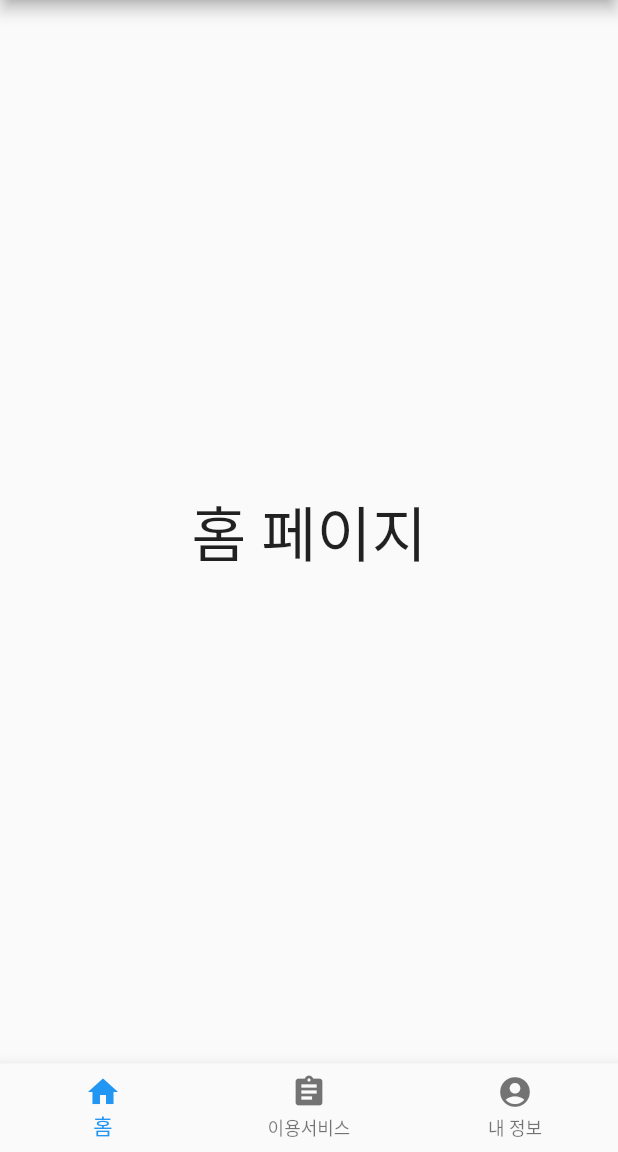
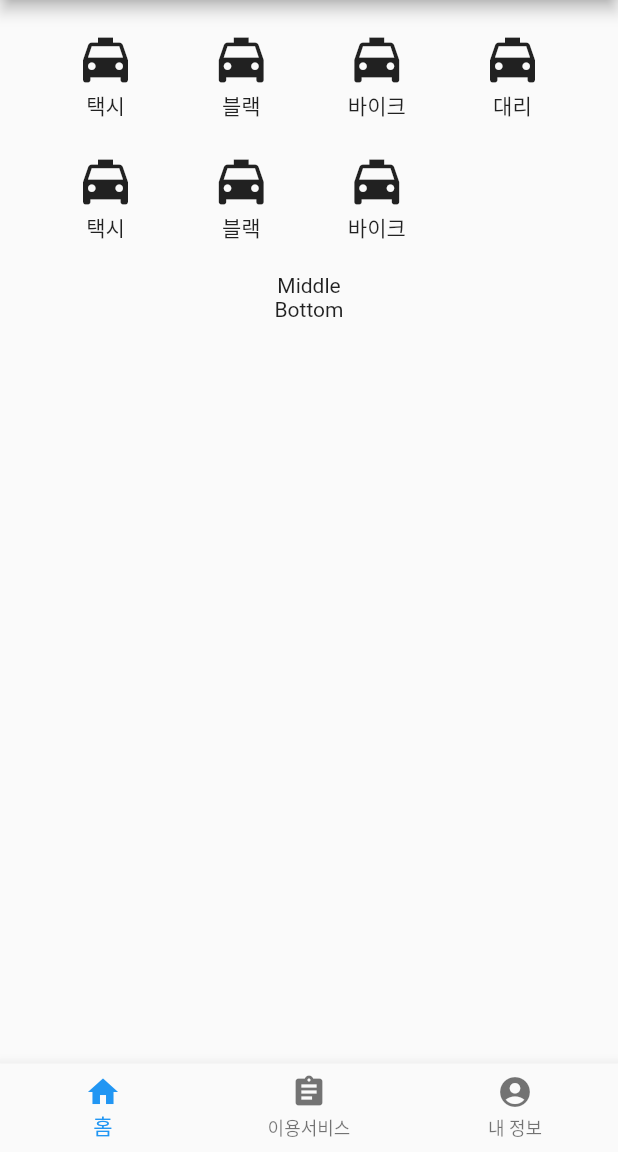
Before and after one commit to julianne03/mirim-taxi, a Flutter app: the screen it shows after launch, on a phone screen of 412 x 824 dp, the part 84-1236 px from its top. Run offline on Flutter 3.47's test engine with Material 2 defaults, Android fonts, the phone set to English and light mode, and no system bars.

Commit message:
#5 - 상단부분 : column 레이아웃 작성

```diff
--- a/lib/main.dart
+++ b/lib/main.dart
@@ -74,12 +74,126 @@ class _MyHomePageState extends State<MyHomePage> {
 class Page1 extends StatelessWidget {
   @override
   Widget build(BuildContext context) {
-    return Center(
-      child: Text(
-          '홈 페이지',
-          style: TextStyle(fontSize: 40),
-      )
+
+    return Column(
+      children: <Widget>[
+        _buildTop(),
+        _buildMiddle(),
+        _buildBottom(),
+      ],
     );
+
+  }
+  _buildTop() {
+    return Padding(
+      padding: const EdgeInsets.only(top:20,bottom: 20),
+      child: Column(
+        children: <Widget>[
+          Row(
+            mainAxisAlignment: MainAxisAlignment.spaceEvenly,
+            children: <Widget>[
+              GestureDetector(
+                onTap: (){
+                  print('클릭');
+                },
+                child: Column(
+                  children: <Widget>[
+                    Icon(
+                      Icons.local_taxi,
+                      size:40,
+                    ),
+                    Text('택시'),
+                  ],
+                ),
+              ),
+              Column(
+                children: <Widget>[
+                  Icon(
+                    Icons.local_taxi,
+                    size:40,
+                  ),
+                  Text('블랙'),
+                ],
+              ),
+              Column(
+                children: <Widget>[
+                  Icon(
+                    Icons.local_taxi,
+                    size:40,
+                  ),
+                  Text('바이크'),
+                ],
+              ),
+              Column(
+                children: <Widget>[
+                  Icon(
+                    Icons.local_taxi,
+                    size:40,
+                  ),
+                  Text('대리'),
+                ],
+              ),
+            ],
+          ),
+          SizedBox(
+            height:20,
+          ),
+          Row(
+            mainAxisAlignment: MainAxisAlignment.spaceEvenly,
+            children: <Widget>[
+              Column(
+                children: <Widget>[
+                  Icon(
+                    Icons.local_taxi,
+                    size:40,
+                  ),
+                  Text('택시'),
+                ],
+              ),
+              Column(
+                children: <Widget>[
+                  Icon(
+                    Icons.local_taxi,
+                    size:40,
+                  ),
+                  Text('블랙'),
+                ],
+              ),
+              Column(
+                children: <Widget>[
+                  Icon(
+                    Icons.local_taxi,
+                    size:40,
+                  ),
+                  Text('바이크'),
+                ],
+              ),
+              Opacity(
+                opacity: 0.0,
+                child: Column(
+                  children: <Widget>[
+                    Icon(
+                      Icons.local_taxi,
+                      size: 40,
+                    ),
+                    Text('대리'),
+                  ],
+                ),
+              ),
+            ],
+          ),
+
+        ],
+      ),
+    );
+  }
+
+  _buildMiddle() {
+    return Text('Middle');
+  }
+
+  _buildBottom() {
+    return Text('Bottom');
   }
 }
 class Page2 extends StatelessWidget {
@@ -96,24 +210,11 @@ class Page2 extends StatelessWidget {
 class Page3 extends StatelessWidget {
   @override
   Widget build(BuildContext context) {
-    return Column(
-      children: <Widget>[
-        _buildTop(),
-        _bulidMiddle(),
-        _buildBottom(),
-
-      ],
+    return Center(
+      child:Text(
+      '내 정보',
+      style: TextStyle(fontSize: 40),
+      )
     );
   }
-  _buildTop() {
-    return Text('Top');
-  }
-
-  _bulidMiddle() {
-    return Text('Middle');
-  }
-
-  _buildBottom() {
-    return Text('Bottom');
-  }
 }
```
